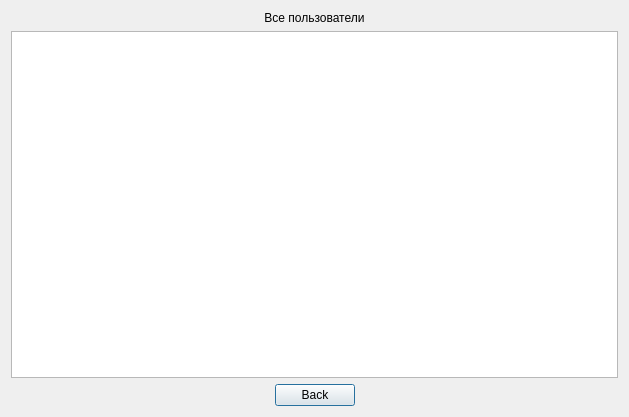
First picture: the form in checkalluserswindow.ui, repository cry4alone/FacultativPRO, before the edit.
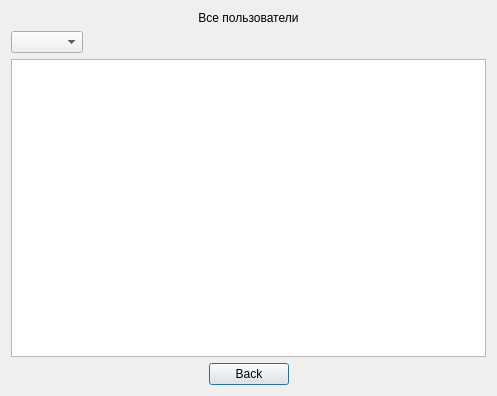
Second picture: the form after the edit.

Patch:
```diff
--- a/checkalluserswindow.ui
+++ b/checkalluserswindow.ui
@@ -6,17 +6,15 @@
    <rect>
     <x>0</x>
     <y>0</y>
-    <width>629</width>
-    <height>417</height>
+    <width>497</width>
+    <height>396</height>
    </rect>
   </property>
   <property name="windowTitle">
    <string>Dialog</string>
   </property>
-  <layout class="QVBoxLayout" name="verticalLayout_2">
-   <item>
-    <layout class="QVBoxLayout" name="verticalLayout">
-     <item>
+  <layout class="QGridLayout" name="gridLayout">
+   <item row="0" column="0">
       <widget class="QLabel" name="label">
        <property name="text">
         <string>Все пользователи</string>
@@ -26,10 +24,30 @@
        </property>
       </widget>
      </item>
+   <item row="1" column="0">
+    <layout class="QHBoxLayout" name="horizontalLayout_2">
      <item>
-      <widget class="QListWidget" name="listWidget"/>
+      <widget class="QComboBox" name="comboBoxRole"/>
      </item>
      <item>
+      <spacer name="horizontalSpacer_3">
+       <property name="orientation">
+        <enum>Qt::Horizontal</enum>
+       </property>
+       <property name="sizeHint" stdset="0">
+        <size>
+         <width>40</width>
+         <height>20</height>
+        </size>
+       </property>
+      </spacer>
+     </item>
+    </layout>
+   </item>
+   <item row="2" column="0">
+    <widget class="QTableView" name="tableViewUsers"/>
+   </item>
+   <item row="3" column="0">
       <layout class="QHBoxLayout" name="horizontalLayout">
        <item>
         <spacer name="horizontalSpacer_2">
@@ -63,8 +81,6 @@
           </size>
          </property>
         </spacer>
-       </item>
-      </layout>
      </item>
     </layout>
    </item>
```
Lines whose indentation alone changed are shown as unchanged.
